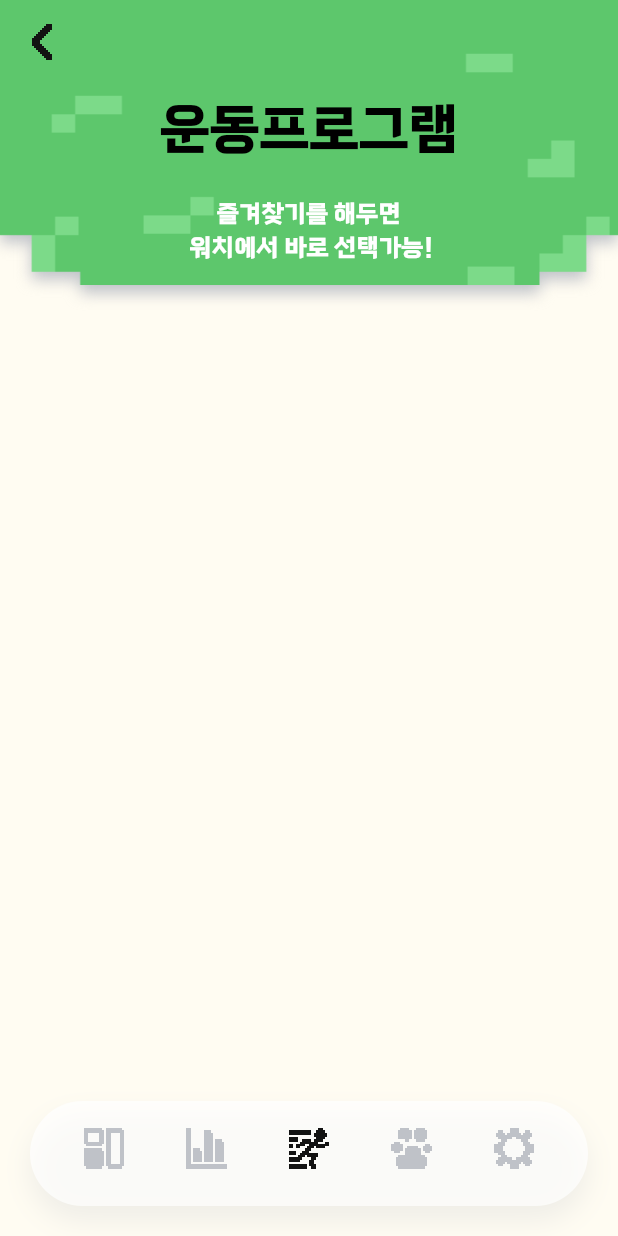
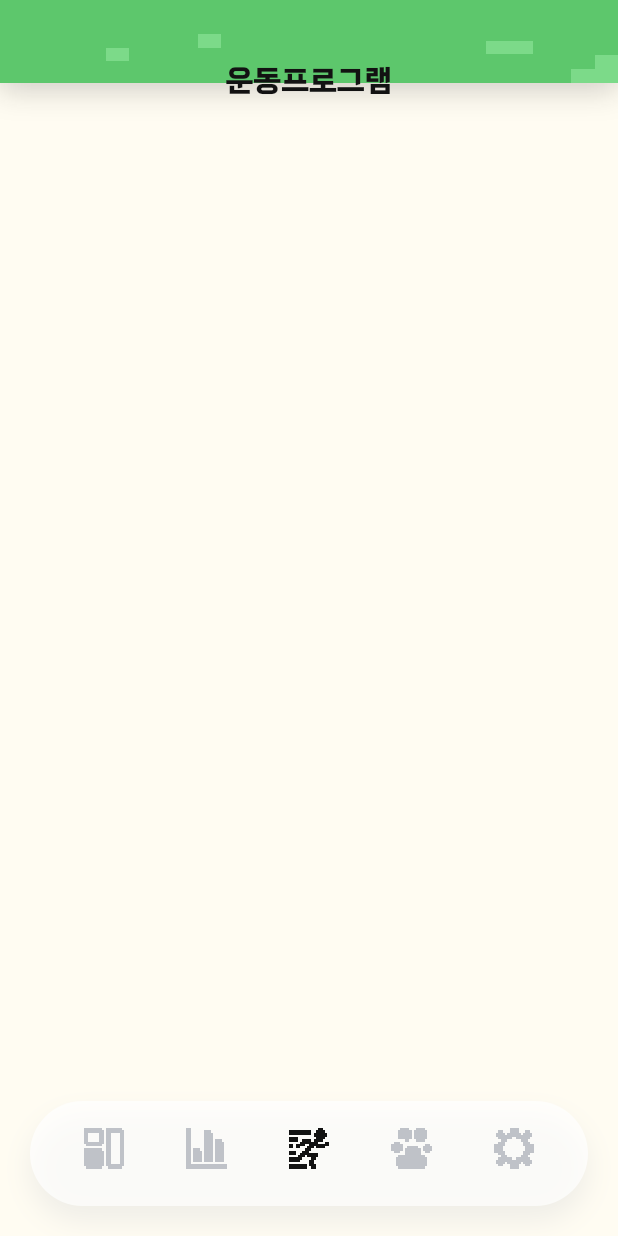
Before and after one commit to pado7sea/Gaenari, a Flutter app: the screen it shows after launch, item 3 of the bottom bar chosen, on a phone screen of 412 x 824 dp. Run offline on Flutter 3.47's test engine with Material 3 defaults, Android fonts, the phone set to English and light mode, and no system bars; missing offline and left inert: draggable_bottom_sheet.

Commit message:
:sparkles: feat : appbar 수정

```diff
--- a/frontend/lib/screens/mate/mate_add.dart
+++ b/frontend/lib/screens/mate/mate_add.dart
@@ -19,7 +19,7 @@ class _AddMatePageState extends State<AddMatePage> {
   Widget build(BuildContext context) {
     return Scaffold(
       appBar: smallAppBar(
-        title: "친구검색",
+        title: "친구검색", back: true,
       ),
       body: SingleChildScrollView(
         child: Column(
--- a/frontend/lib/screens/program/program_screen.dart
+++ b/frontend/lib/screens/program/program_screen.dart
@@ -1,5 +1,6 @@
 import 'package:flutter/material.dart';
 import 'package:forsythia/widgets/largeAppBar.dart';
+import 'package:forsythia/widgets/smallAppBar.dart';
 
 class ProgramScreen extends StatefulWidget {
   const ProgramScreen({super.key});
@@ -12,7 +13,7 @@ class _ProgramScreenState extends State<ProgramScreen> {
   @override
   Widget build(BuildContext context) {
     return Scaffold(
-        appBar: largeAppBar(
-            title: '운동프로그램', sentence: '즐겨찾기를 해두면 \n 워치에서 바로 선택가능!'));
+        appBar: smallAppBar(
+            title: '운동프로그램'));
   }
 }
--- a/frontend/lib/theme/shadowImg.dart
+++ b/frontend/lib/theme/shadowImg.dart
@@ -11,7 +11,7 @@ class ShadowImg extends StatelessWidget {
 
   ShadowImg({
     required this.child,
-    this.opacity = 1,
+    this.opacity = 0.2,
     this.sigma = 2,
     this.color = myGrey,
     this.offset = const Offset(2, 2),
--- a/frontend/lib/widgets/largeAppBar.dart
+++ b/frontend/lib/widgets/largeAppBar.dart
@@ -14,7 +14,7 @@ class largeAppBar extends StatelessWidget implements PreferredSizeWidget {
 
   // 앱바 높이 지정
   @override
-  Size get preferredSize => Size.fromHeight(190);
+  Size get preferredSize => Size.fromHeight(178);
 
   @override
   Widget build(BuildContext context) {
@@ -40,7 +40,8 @@ class largeAppBar extends StatelessWidget implements PreferredSizeWidget {
       flexibleSpace: Stack(
         children: [
           ShadowImg(
-            sigma: 5,
+            color: myBlack,
+            sigma: 10,
             offset: Offset(0, 5),
             child: Container(
               decoration: BoxDecoration(
@@ -65,19 +66,26 @@ class largeAppBar extends StatelessWidget implements PreferredSizeWidget {
                   title,
                   style: TextStyle(
                     color: Colors.black,
-                    fontSize: 36,
+                    fontSize: 30,
                     fontWeight: FontWeight.bold,
+                    shadows: <Shadow>[
+                      Shadow(
+                        offset: Offset(0, 5),
+                        blurRadius: 20.0,
+                        color: Color(0X99777777),
+                      ),
+                    ],
                   ),
                 ),
                 Padding(
                   padding: const EdgeInsets.symmetric(
-                      vertical: 20.0, horizontal: 50.0),
+                      vertical: 10.0, horizontal: 40.0),
                   child: Text(
                     sentence,
                     textAlign: TextAlign.center,
                     style: TextStyle(
                       color: Colors.white,
-                      fontSize: 16,
+                      fontSize: 12,
                       fontWeight: FontWeight.bold,
                     ),
                   ),
--- a/frontend/lib/widgets/smallAppBar.dart
+++ b/frontend/lib/widgets/smallAppBar.dart
@@ -1,12 +1,16 @@
 import 'package:flutter/material.dart';
 import 'package:forsythia/theme/color.dart';
+import 'package:forsythia/theme/shadowImg.dart';
+import 'package:forsythia/theme/text.dart';
 
 class smallAppBar extends StatelessWidget implements PreferredSizeWidget {
   final String title;
+  final bool back;
 
   const smallAppBar({
     super.key,
     required this.title,
+    this.back = false,
   });
 
   // 앱바 높이 지정
@@ -18,25 +22,38 @@ class smallAppBar extends StatelessWidget implements PreferredSizeWidget {
     return AppBar(
       backgroundColor: myBackground,
       // 뒤로가기 버튼
-      // leading: Padding(
-      //   padding: const EdgeInsets.symmetric(horizontal: 20.0),
-      //   child: IconButton(
-      //     icon: Icon(Icons.arrow_back),
-      //     onPressed: () {
-      //       Navigator.of(context).pop(); // 이전 화면으로 이동
-      //     },
-      //   ),
-      // ),
+
+      leading: Padding(
+        padding: const EdgeInsets.all(15),
+        child: back ?  GestureDetector(
+          onTap: () {
+            Navigator.pop(context); // 이미지 클릭 시 뒤로 가기
+          },
+          child: Image.asset(
+            "assets/icons/common_back.png",
+            filterQuality: FilterQuality.none,
+            fit: BoxFit.cover,
+            width: 10,
+            height: 10,
+          ),
+        ) : null,
+      ),
 
       // 앱바 이미지
       centerTitle: true,
       flexibleSpace: Stack(
         children: [
-          Container(
-            decoration: BoxDecoration(
-              image: DecorationImage(
-                image: AssetImage("assets/images/smallappbar.png"),
-                fit: BoxFit.fill,
+          ShadowImg(
+            color: myBlack,
+            sigma: 10,
+            offset: Offset(0, 5),
+            child: Container(
+              decoration: BoxDecoration(
+                image: DecorationImage(
+                  image: AssetImage("assets/images/smallappbar.png"),
+                  filterQuality: FilterQuality.none,
+                  fit: BoxFit.fill,
+                ),
               ),
             ),
           ),
@@ -50,14 +67,7 @@ class smallAppBar extends StatelessWidget implements PreferredSizeWidget {
                 SizedBox(
                   height: 40,
                 ),
-                Text(
-                  title,
-                  style: TextStyle(
-                    color: Colors.black,
-                    fontSize: 22,
-                    fontWeight: FontWeight.bold,
-                  ),
-                ),
+                Text20(text: title, bold: true,)
               ],
             ),
           ),
```
Also changed, not shown: frontend/lib/screens/dashboard/dashboard_screen.dart (+11 -10 lines).
